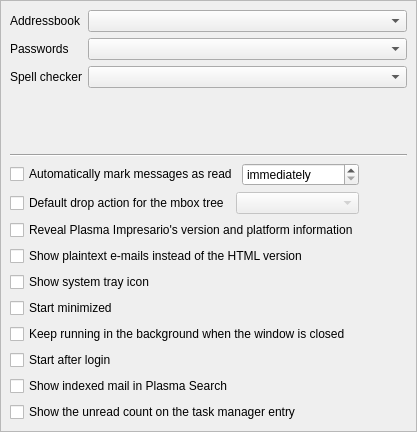
Old version of the form src/Gui/SettingsGeneralPage.ui in the repository mikepadiernos/plasma-impresario.
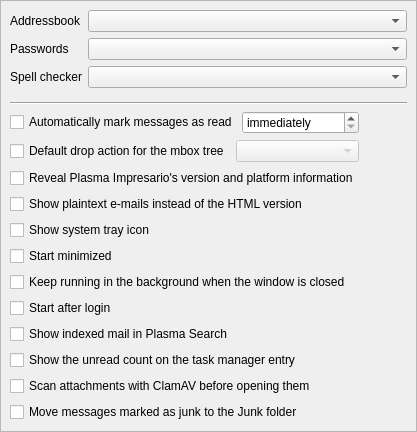
New version of the form.

Commit message:
feat(security): scan attachments with clamd before opening and move junk mail (#44)
Attachments are streamed to a local clamd over its socket before they open, when enabled; a found threat blocks opening. Marking mail as junk or not junk can move it to the Junk folder or back to INBOX. Both settings are off by default.

Diff of the .ui file:
```diff
--- a/src/Gui/SettingsGeneralPage.ui
+++ b/src/Gui/SettingsGeneralPage.ui
@@ -214,6 +214,26 @@
       </property>
      </widget>
     </item>
+    <item row="15" column="0" colspan="2">
+     <widget class="QCheckBox" name="guiScanAttachmentsCheckbox">
+      <property name="toolTip">
+       <string>Before an attachment opens in another application, its content is sent to the ClamAV daemon (clamd) on this computer. Nothing leaves the computer. A threat blocks opening; when clamd cannot be reached or cannot decide, you are asked first. The socket is found automatically, or set with ClamdSocket in the MailSafety group of plasma-impresariorc.</string>
+      </property>
+      <property name="text">
+       <string>Scan attachments with ClamAV before opening them</string>
+      </property>
+     </widget>
+    </item>
+    <item row="16" column="0" colspan="2">
+     <widget class="QCheckBox" name="guiMoveJunkCheckbox">
+      <property name="toolTip">
+       <string>Marking a message as junk also moves it to the account's Junk folder, so that a spam filter on the server can learn from it. Marking a message in the Junk folder as not junk moves it to the inbox.</string>
+      </property>
+      <property name="text">
+       <string>Move messages marked as junk to the Junk folder</string>
+      </property>
+     </widget>
+    </item>
     <item row="4" column="0" colspan="2">
      <widget class="Line" name="line">
       <property name="orientation">
```
The commit also changes 12 other files.
